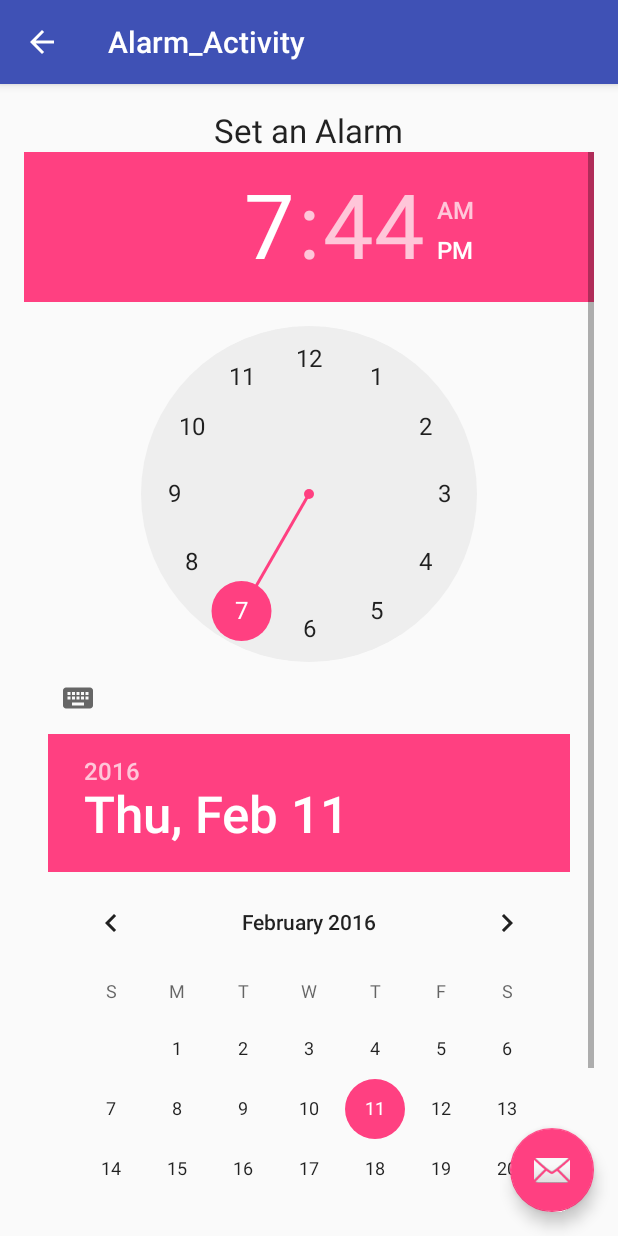
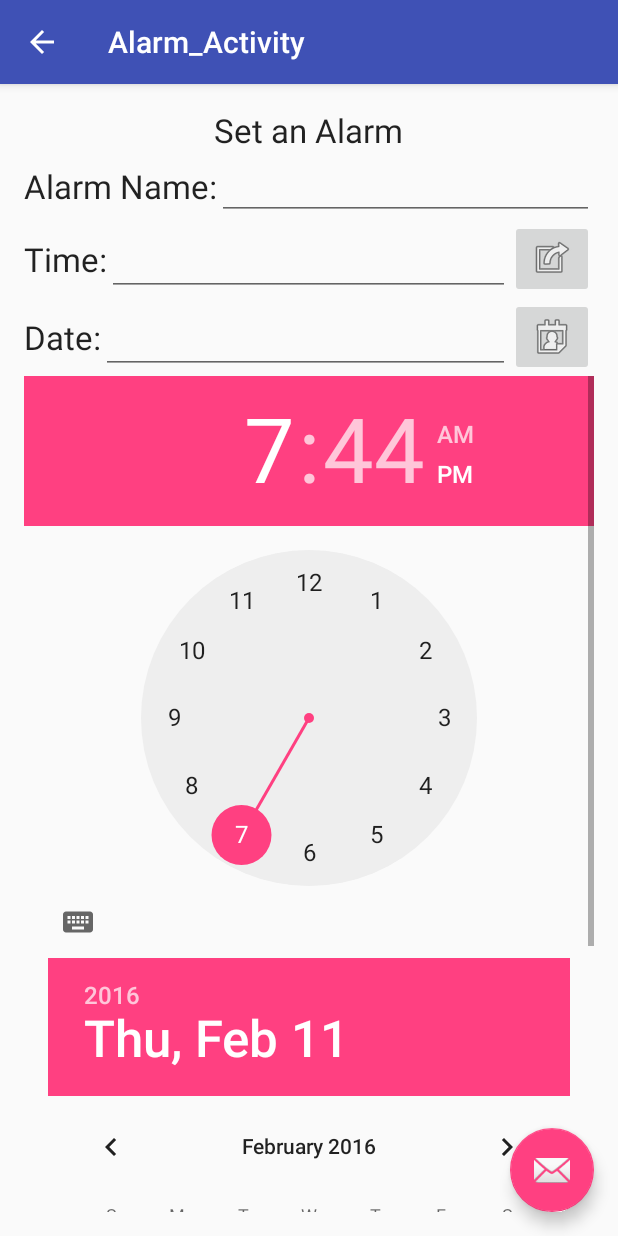
Before and after one commit to sdillon1/MyPlannerPal, an Android app: the Alarm_Activity screen opened directly, with no data from a screen before it, on a phone screen of 412 x 824 dp. Run offline under Robolectric (Android 15) with nearby library versions, the phone set to English and light mode, and no system bars.

Commit message:
Add DatePicker to alarm activity

```diff
--- a/app/src/main/java/sean21eric/myplannerpal/AddEvent.java
+++ b/app/src/main/java/sean21eric/myplannerpal/AddEvent.java
@@ -38,7 +38,6 @@ public class AddEvent extends AppCompatActivity implements DatePickerDialog.OnDa
     EditText editTextDate;
     ScrollView linearLayout1;
     DialogFragment newFragment = new DatePickerFragment();
-    DatePicker datePicker;
 
     @Override
     protected void onCreate(Bundle savedInstanceState) {
--- a/app/src/main/java/sean21eric/myplannerpal/Alarm_Activity.java
+++ b/app/src/main/java/sean21eric/myplannerpal/Alarm_Activity.java
@@ -1,13 +1,34 @@
 package sean21eric.myplannerpal;
 
+import android.app.DatePickerDialog;
 import android.os.Bundle;
 import android.support.design.widget.FloatingActionButton;
 import android.support.design.widget.Snackbar;
+import android.support.v4.app.DialogFragment;
 import android.support.v7.app.AppCompatActivity;
 import android.support.v7.widget.Toolbar;
 import android.view.View;
+import android.widget.Button;
+import android.widget.DatePicker;
+import android.widget.EditText;
+import android.widget.ImageButton;
+import android.widget.LinearLayout;
+import android.widget.Toast;
 
-public class Alarm_Activity extends AppCompatActivity {
+public class Alarm_Activity extends AppCompatActivity implements DatePickerDialog.OnDateSetListener{
+
+    //vars
+    ImageButton btn_PickDate;
+    ImageButton btn_PickTime;
+    EditText et_Date;
+    EditText et_Time;
+    EditText et_AlarmName;
+
+    //fragment vars
+    DialogFragment datePickerFragment = new DatePickerFragment();
+
+    //layout vars
+    LinearLayout ll_Root;
 
     @Override
     protected void onCreate(Bundle savedInstanceState) {
@@ -25,6 +46,92 @@ public class Alarm_Activity extends AppCompatActivity {
             }
         });
         getSupportActionBar().setDisplayHomeAsUpEnabled(true);
+
+        //initialize activity, find by ids and set onclick listeners
+        initialize();
+
+    }//onCreate()
+
+
+
+
+
+
+
+
+
+
+
+    //date fragment dialog functions
+    public void showDatePickerDialog(View v) {
+
+        datePickerFragment.show(getSupportFragmentManager(), "datePicker");
+
     }
 
-}
+    public void onDateSet(DatePicker view, int year, int month, int day) {
+        // Do something with the date chosen by the user
+
+        Toast.makeText(this, "Activity Date set " + month + " - " + day + " - " + year, Toast.LENGTH_LONG).show();
+
+        et_Date.setText(month + " - " + day + " - " + year);
+
+    }
+
+    private void setOnclickListeners(){
+        //set the onclick listeners
+
+        btn_PickDate.setOnClickListener(new View.OnClickListener() {
+            @Override
+            public void onClick(View v) {
+                showDatePickerDialog(ll_Root);
+            }
+        });
+
+    }
+
+    private void findByIds(){
+
+
+
+        //vars
+        btn_PickDate = (ImageButton)findViewById(R.id.ImageButton_Alarm_Date);
+        btn_PickTime = (ImageButton)findViewById(R.id.ImageButton_Alarm_Time);
+        et_Date = (EditText)findViewById(R.id.EditText_Alarm_Date);
+        et_Time = (EditText)findViewById(R.id.EditText_Alarm_Time);
+        et_AlarmName = (EditText)findViewById(R.id.EditText_Alarm_Name);
+
+        //layout vars
+        ll_Root = (LinearLayout)findViewById(R.id.LinearLayout_Alarm_Root);
+
+    }
+
+    private void initialize(){
+
+        findByIds();
+        setOnclickListeners();
+
+    }
+
+
+
+
+
+
+
+
+
+
+
+
+
+
+
+
+
+
+
+
+
+
+}//close Alarm_Activity class
--- a/app/src/main/res/layout/content_add_event.xml
+++ b/app/src/main/res/layout/content_add_event.xml
@@ -64,7 +64,8 @@
             android:textAlignment="center"
             android:textAppearance="?android:attr/textAppearanceLarge"
             android:layout_weight="1"
-            android:editable="false"/>
+            android:editable="false"
+            android:layout_gravity="center_horizontal"/>
 
         <ImageButton
             android:layout_width="wrap_content"
--- a/app/src/main/res/layout/content_alarm_.xml
+++ b/app/src/main/res/layout/content_alarm_.xml
@@ -12,7 +12,10 @@
     app:layout_behavior="@string/appbar_scrolling_view_behavior"
     tools:context="sean21eric.myplannerpal.Alarm_Activity"
     tools:showIn="@layout/activity_alarm_"
-    android:orientation="vertical">
+    android:orientation="vertical"
+    android:focusableInTouchMode="true"
+    android:id="@+id/LinearLayout_Alarm_Root"
+    android:gravity="center">
 
     <TextView
         android:layout_width="wrap_content"
@@ -21,6 +24,89 @@
         android:text="Set an Alarm"
         android:id="@+id/TV_AlarmTitle"
         android:layout_gravity="center_horizontal"/>
+
+    <LinearLayout
+        android:orientation="horizontal"
+        android:layout_width="match_parent"
+        android:layout_height="wrap_content"
+        android:id="@+id/LinearLayout_Alarm_Name"
+        android:gravity="center">
+
+        <TextView
+            android:layout_width="wrap_content"
+            android:layout_height="wrap_content"
+            android:textAppearance="?android:attr/textAppearanceLarge"
+            android:text="Alarm Name:"
+            android:id="@+id/TextView_Alarm_Name"/>
+
+        <EditText
+            android:layout_width="wrap_content"
+            android:layout_height="wrap_content"
+            android:id="@+id/EditText_Alarm_Name"
+            android:layout_weight="1"
+            android:gravity="center"/>
+    </LinearLayout>
+
+    <LinearLayout
+        android:orientation="horizontal"
+        android:layout_width="match_parent"
+        android:layout_height="wrap_content"
+        android:id="@+id/LinearLayout_Alarm_Time"
+        android:gravity="center">
+
+        <TextView
+            android:layout_width="wrap_content"
+            android:layout_height="wrap_content"
+            android:textAppearance="?android:attr/textAppearanceLarge"
+            android:text="Time:"
+            android:id="@+id/TextView_Alarm_Time"/>
+
+        <EditText
+            android:layout_width="wrap_content"
+            android:layout_height="wrap_content"
+            android:id="@+id/EditText_Alarm_Time"
+            android:layout_weight="1"
+            android:editable="false"
+            android:textAppearance="?android:attr/textAppearanceLarge"
+            android:gravity="center"/>
+
+        <ImageButton
+            android:layout_width="wrap_content"
+            android:layout_height="wrap_content"
+            android:id="@+id/ImageButton_Alarm_Time"
+            android:src="@android:drawable/ic_menu_set_as"/>
+
+    </LinearLayout>
+
+    <LinearLayout
+        android:orientation="horizontal"
+        android:layout_width="match_parent"
+        android:layout_height="wrap_content"
+        android:id="@+id/LinearLayout_Alarm_Date"
+        android:gravity="center">
+
+        <TextView
+            android:layout_width="wrap_content"
+            android:layout_height="wrap_content"
+            android:textAppearance="?android:attr/textAppearanceLarge"
+            android:text="Date:"
+            android:id="@+id/TextView_Alarm_Date"/>
+
+        <EditText
+            android:layout_width="wrap_content"
+            android:layout_height="wrap_content"
+            android:id="@+id/EditText_Alarm_Date"
+            android:layout_weight="1"
+            android:editable="false"
+            android:textAppearance="?android:attr/textAppearanceLarge"
+            android:gravity="center"/>
+
+        <ImageButton
+            android:layout_width="wrap_content"
+            android:layout_height="wrap_content"
+            android:id="@+id/ImageButton_Alarm_Date"
+            android:src="@android:drawable/ic_menu_my_calendar"/>
+    </LinearLayout>
 
     <ScrollView
         android:layout_width="match_parent"
```
